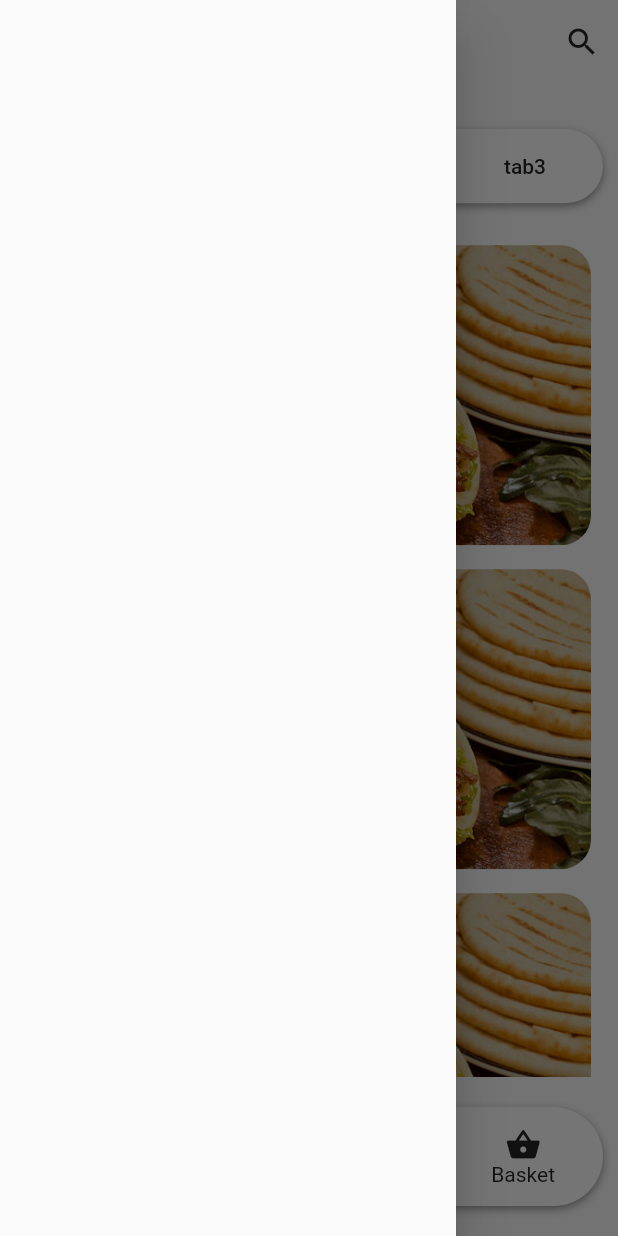
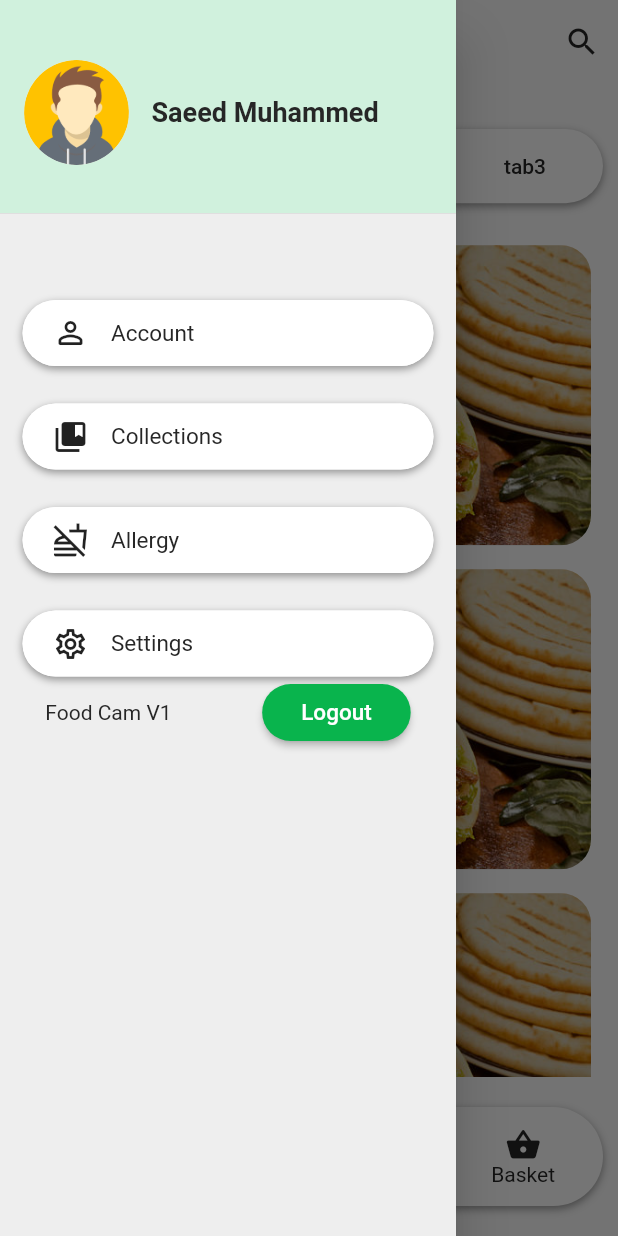
Before and after one commit to seifalaa/FoodCam-Frontend, a Flutter app: the screen it shows after launch, with the side drawer open, on a phone screen of 412 x 824 dp. Run offline on Flutter 3.47's test engine with Material 2 defaults, Android fonts, the phone set to English and light mode, and no system bars; our stand-ins replace google_sign_in, loading_overlay; missing offline and left inert: flutter_facebook_auth.

Commit message:
add drawer

```diff
--- a/lib/pages/home.dart
+++ b/lib/pages/home.dart
@@ -1,6 +1,7 @@
 import 'package:flutter/material.dart';
 import 'package:foodcam_frontend/constants.dart';
 import 'package:foodcam_frontend/widgets/bottom_navigation_bar.dart';
+import 'package:foodcam_frontend/widgets/drawer.dart';
 import 'package:foodcam_frontend/widgets/recipe_box.dart';
 import 'package:foodcam_frontend/widgets/tab_view.dart';
 
@@ -30,7 +31,7 @@ class Home extends StatelessWidget {
         elevation: 0,
         centerTitle: true,
       ),
-      drawer: Drawer(),
+      drawer: CustomDrawer(name: "Saeed Muhammed",),
       bottomNavigationBar: CustomButtonNavigationBar(),
       body: Center(
           child: CustomTabView(
--- /dev/null
+++ b/lib/widgets/Customize_drawer_listitem.dart
@@ -0,0 +1,68 @@
+import 'package:flutter/material.dart';
+import 'package:foodcam_frontend/constants.dart';
+
+class CustomDrawerListitem extends StatelessWidget {
+  const CustomDrawerListitem({
+    Key? key,
+    required this.text,
+    required this.icon,
+    required this.onTap,
+  }) : super(key: key);
+  final text;
+  final icon;
+  final onTap;
+
+  @override
+  Widget build(BuildContext context) {
+    return
+     Padding(
+             padding: const EdgeInsets.symmetric(horizontal: 15.0),
+
+       child: Container(
+         decoration: BoxDecoration(
+            color: Colors.white,
+            boxShadow: [
+              BoxShadow(
+                color: Color(0x66000000),
+                offset: Offset(0, 2),
+                blurRadius: 4,
+                spreadRadius: 0,
+              )
+            ],
+                      borderRadius: BorderRadius.circular(100),
+              ),
+            child: Material(
+               color: Colors.white,
+               shape: RoundedRectangleBorder(
+                   borderRadius: BorderRadius.circular(100)),
+               child: InkWell(
+                 onTap: onTap,
+                // splashColor: Colors.yellow,
+                 borderRadius: BorderRadius.circular(100),
+                 child: Padding(
+                   padding: const EdgeInsets.symmetric(
+                       vertical: 10.0, horizontal: 20.0),
+                   child: Row(
+                     children: [
+                       Icon(icon),
+                       Padding(
+                         padding: const EdgeInsets.only(left: 15.0),
+                         child: Text(
+                           text,
+                           style: TextStyle(
+                             //fontWeight: FontWeight.bold,
+                             fontSize: 15.0,
+                             color: KTextColor,
+                           ),
+                         ),
+                       ),
+                     ],
+                   ),
+                 ),
+               ),
+             ),
+
+       ),
+     );
+  }
+}
--- /dev/null
+++ b/lib/widgets/drawer.dart
@@ -0,0 +1,124 @@
+import 'package:flutter/material.dart';
+import 'package:foodcam_frontend/constants.dart';
+
+import 'Customize_drawer_listitem.dart';
+
+class CustomDrawer extends StatelessWidget {
+  const CustomDrawer({ Key? key,
+  required this.name,
+
+   }) : super(key: key);
+  final name;
+  @override
+  Widget build(BuildContext context) {
+    return Theme(
+        data:Theme.of(context).copyWith(canvasColor:Colors.grey[200]),
+        child: Drawer(
+          child: ListView(
+            children: [
+              Container(
+                height: 150.0,
+                margin: EdgeInsets.all(0.0),
+                padding: EdgeInsets.all(0.0),
+                child: DrawerHeader(
+                  decoration: BoxDecoration(
+                    color: KSecondaryColor,
+                  ),
+                  child: Row(
+                    children: [
+                       ClipRRect(
+            borderRadius: BorderRadius.circular(100),
+            child: Image.asset(
+              'lib/assets/avatar.png',
+              width: 70,
+              height: 70,
+              fit: BoxFit.cover,
+            ),
+          ),
+                      Padding(
+                        padding: EdgeInsets.only(left:15.0),
+                        child: Text(
+                          name,
+                          style: TextStyle(
+                            fontWeight: FontWeight.bold,
+                            fontSize: 18.0,
+                            color: KTextColor,
+                          ),
+                        ),
+                         ),
+                                          ],
+
+                  ),
+                ),
+              ),
+              Column(
+                mainAxisSize: MainAxisSize.max,
+                children: [
+                  SizedBox(height: 50.0),
+                  CustomDrawerListitem(
+                    text: "Account",
+                    icon: Icons.person_outline_rounded,
+                    onTap: () {},
+                  ),
+                  SizedBox(height: 25.0),
+                  CustomDrawerListitem(
+                    text: "Collections",
+                    icon: Icons.collections_bookmark,
+                    onTap: () {},
+                  ),
+                  SizedBox(height: 25.0),
+                  CustomDrawerListitem(
+                    text: "Allergy",
+                    icon: Icons.no_food_outlined,
+                    onTap: () {},
+                  ),
+                  SizedBox(height: 25.0),
+                  CustomDrawerListitem(
+                    text: "Settings",
+                    icon: Icons.settings_outlined,
+                    onTap: () {},
+                  ),
+
+
+
+
+             Row(
+                    mainAxisAlignment: MainAxisAlignment.spaceAround,
+                       children: [
+                         Text("Food Cam V1",style:TextStyle(
+
+                           color: KTextColor,
+                         ), ),
+                            ElevatedButton(
+
+                             style:ElevatedButton.styleFrom(
+                              primary: KPrimaryColor,
+                              shape: RoundedRectangleBorder(borderRadius: BorderRadius.circular(100)),
+                               )   ,
+                             onPressed: () {}, child: Padding(
+                               padding:EdgeInsets.all(10.0),
+                               child: Text("Logout",style: TextStyle(
+                                 fontSize: 15.0,
+
+
+                               ),),
+                             ),
+                             ),
+
+                       ],
+                                    ),
+
+
+
+
+                ],
+              ),
+
+
+
+            ],
+          ),
+        ),
+      );
+  }
+}
```
Also changed, not shown: lib/assets/avatar.png (added), lib/assets/man.png (added).
